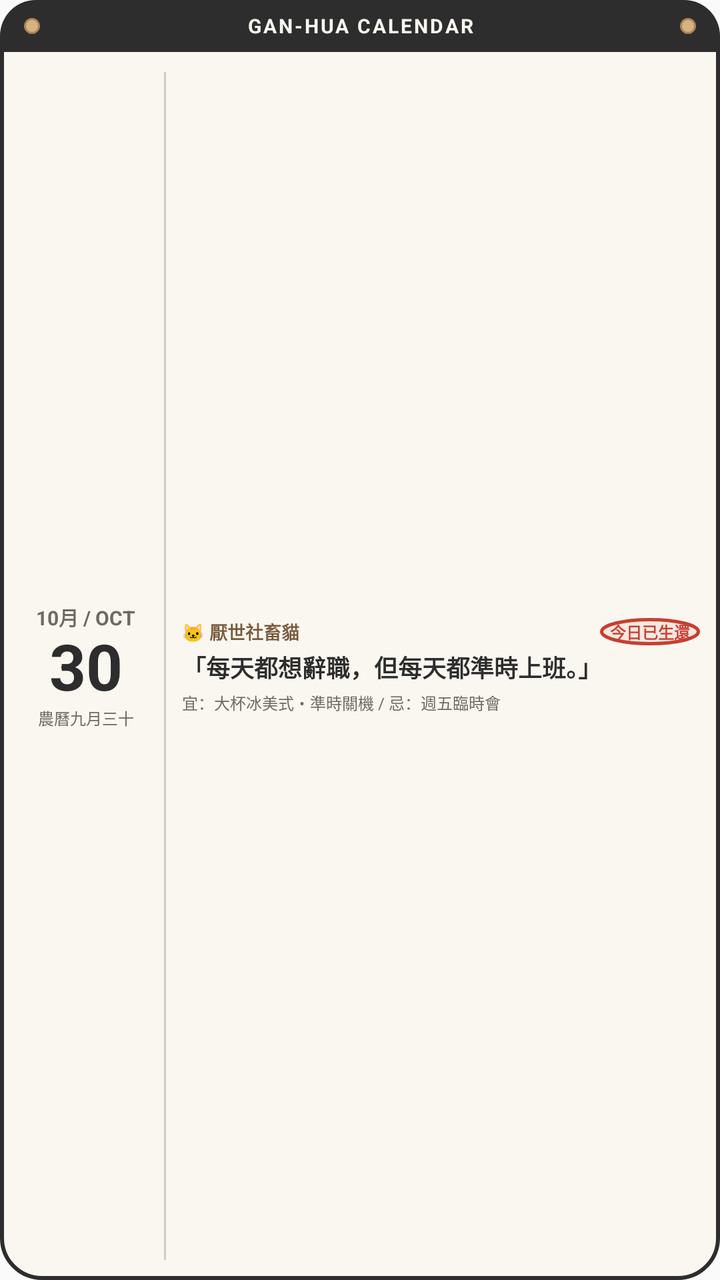
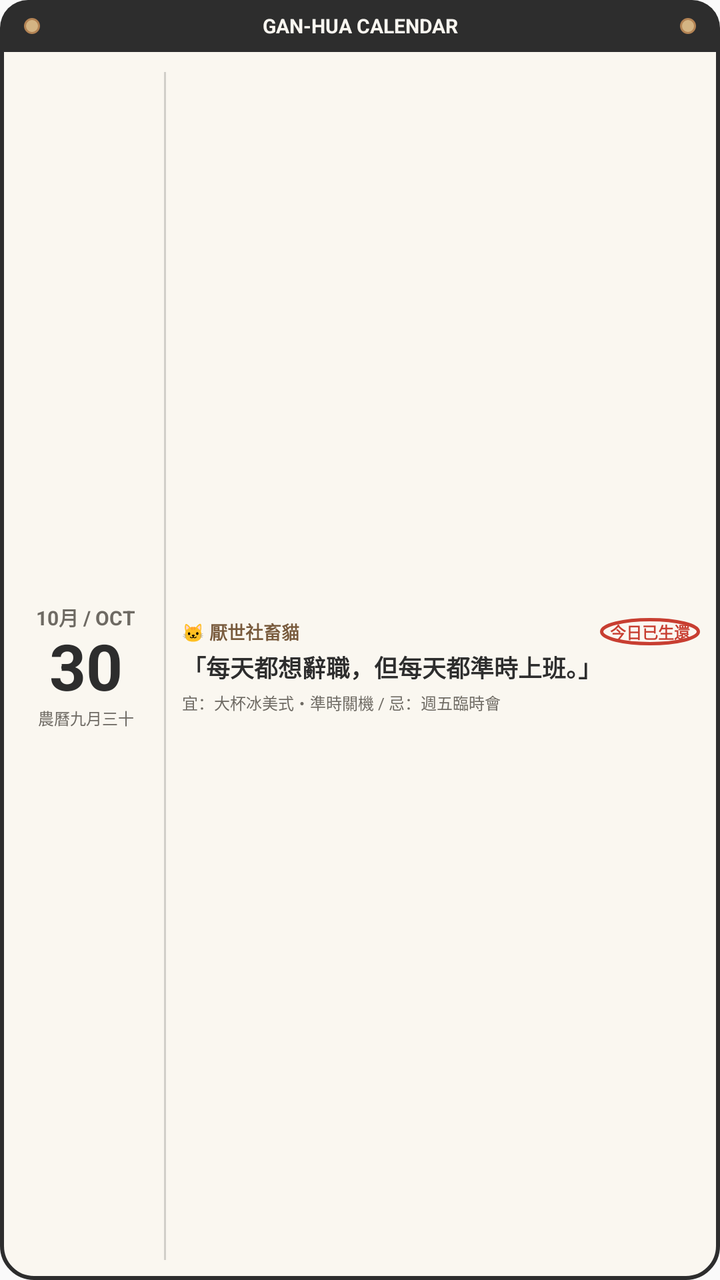

Screens rendered from an Android XML layout before and after an edit, with the pre-edit source and the edit as a unified diff.
<!-- AndroidManifest.xml: application theme AppTheme -->
<!-- res/layout/widget_ganhua_desk_calendar.xml -->
<?xml version="1.0" encoding="utf-8"?>
<LinearLayout xmlns:android="http://schemas.android.com/apk/res/android"
    android:id="@+id/widget_root"
    android:layout_width="match_parent"
    android:layout_height="match_parent"
    android:orientation="vertical"
    android:background="@drawable/widget_calendar_bg">

    
    <LinearLayout
        android:layout_width="match_parent"
        android:layout_height="26dp"
        android:background="@drawable/widget_binder_header"
        android:orientation="horizontal"
        android:gravity="center_vertical"
        android:paddingLeft="12dp"
        android:paddingRight="12dp">

        <View
            android:layout_width="8dp"
            android:layout_height="8dp"
            android:background="@drawable/widget_rivet" />

        <TextView
            android:id="@+id/tv_widget_title"
            android:layout_width="0dp"
            android:layout_height="wrap_content"
            android:layout_weight="1"
            android:gravity="center"
            android:text="GAN-HUA CALENDAR"
            android:textColor="#F9F6F0"
            android:textSize="10sp"
            android:textStyle="bold"
            android:letterSpacing="0.1" />

        <View
            android:layout_width="8dp"
            android:layout_height="8dp"
            android:background="@drawable/widget_rivet" />
    </LinearLayout>

    
    <LinearLayout
        android:layout_width="match_parent"
        android:layout_height="0dp"
        android:layout_weight="1"
        android:orientation="horizontal"
        android:gravity="center_vertical"
        android:padding="10dp">

        
        <LinearLayout
            android:layout_width="72dp"
            android:layout_height="wrap_content"
            android:orientation="vertical"
            android:gravity="center"
            android:paddingRight="6dp">

            <TextView
                android:id="@+id/tv_widget_month"
                android:layout_width="wrap_content"
                android:layout_height="wrap_content"
                android:text="10月 / OCT"
                android:textColor="#6E6A63"
                android:textSize="10sp"
                android:textStyle="bold" />

            <TextView
                android:id="@+id/tv_widget_day"
                android:layout_width="wrap_content"
                android:layout_height="wrap_content"
                android:text="30"
                android:textColor="#2D2D2D"
                android:textSize="32sp"
                android:textStyle="bold"
                android:includeFontPadding="false" />

            <TextView
                android:id="@+id/tv_widget_lunar"
                android:layout_width="wrap_content"
                android:layout_height="wrap_content"
                android:text="農曆九月三十"
                android:textColor="#6E6A63"
                android:textSize="8sp" />
        </LinearLayout>

        
        <View
            android:layout_width="1dp"
            android:layout_height="match_parent"
            android:background="#2D2D2D"
            android:alpha="0.2"
            android:layout_marginRight="8dp" />

        
        <LinearLayout
            android:layout_width="0dp"
            android:layout_height="wrap_content"
            android:layout_weight="1"
            android:orientation="vertical">

            
            <LinearLayout
                android:layout_width="match_parent"
                android:layout_height="wrap_content"
                android:orientation="horizontal"
                android:gravity="center_vertical"
                android:layout_marginBottom="2dp">

                <TextView
                    android:id="@+id/tv_widget_character"
                    android:layout_width="0dp"
                    android:layout_height="wrap_content"
                    android:layout_weight="1"
                    android:text="🐱 厭世社畜貓"
                    android:textColor="#785A3C"
                    android:textSize="9sp"
                    android:textStyle="bold"
                    android:maxLines="1"
                    android:ellipsize="end" />

                <TextView
                    android:id="@+id/tv_widget_seal"
                    android:layout_width="wrap_content"
                    android:layout_height="wrap_content"
                    android:background="@drawable/widget_stamp_circle"
                    android:paddingLeft="5dp"
                    android:paddingTop="1dp"
                    android:paddingRight="5dp"
                    android:paddingBottom="1dp"
                    android:text="今日已生還"
                    android:textColor="#C83E31"
                    android:textSize="8sp"
                    android:textStyle="bold" />
            </LinearLayout>

            
            <TextView
                android:id="@+id/tv_widget_quote"
                android:layout_width="match_parent"
                android:layout_height="wrap_content"
                android:text="「每天都想辭職，但每天都準時上班。」"
                android:textColor="#2D2D2D"
                android:textSize="12sp"
                android:textStyle="bold"
                android:maxLines="2"
                android:ellipsize="end" />

            
            <TextView
                android:id="@+id/tv_widget_yiji"
                android:layout_width="match_parent"
                android:layout_height="wrap_content"
                android:layout_marginTop="3dp"
                android:text="宜：大杯冰美式・準時關機 / 忌：週五臨時會"
                android:textColor="#6E6A63"
                android:textSize="8sp"
                android:maxLines="1"
                android:ellipsize="end" />
        </LinearLayout>
    </LinearLayout>
</LinearLayout>
<!-- resources referenced by this layout -->
<resources>
  <!-- drawable widget_binder_header (drawable) -->
  <?xml version="1.0" encoding="utf-8"?>
  <shape xmlns:android="http://schemas.android.com/apk/res/android"
      android:shape="rectangle">
      <solid android:color="#2D2D2D" />
      <corners
          android:topLeftRadius="18dp"
          android:topRightRadius="18dp"
          android:bottomLeftRadius="0dp"
          android:bottomRightRadius="0dp" />
  </shape>
  <!-- drawable widget_calendar_bg (drawable) -->
  <?xml version="1.0" encoding="utf-8"?>
  <shape xmlns:android="http://schemas.android.com/apk/res/android"
      android:shape="rectangle">
      <solid android:color="#FAF7F0" />
      <stroke
          android:width="2dp"
          android:color="#2D2D2D" />
      <corners android:radius="20dp" />
  </shape>
  <!-- drawable widget_rivet (drawable) -->
  <?xml version="1.0" encoding="utf-8"?>
  <shape xmlns:android="http://schemas.android.com/apk/res/android"
      android:shape="oval">
      <solid android:color="#D4B483" />
      <stroke
          android:width="1dp"
          android:color="#B38354" />
  </shape>
  <!-- drawable widget_stamp_circle (drawable) -->
  <?xml version="1.0" encoding="utf-8"?>
  <shape xmlns:android="http://schemas.android.com/apk/res/android"
      android:shape="oval">
      <stroke
          android:width="1.5dp"
          android:color="#C83E31" />
      <solid android:color="#14C83E31" />
  </shape>
  <style name="AppTheme" parent="Theme.AppCompat.Light.DarkActionBar">
          
          <item name="colorPrimary">@color/colorPrimary</item>
          <item name="colorPrimaryDark">@color/colorPrimaryDark</item>
          <item name="colorAccent">@color/colorAccent</item>
      </style>
  <color name="colorPrimary">#F9F6F0</color>
  <color name="colorPrimaryDark">#FAF7F0</color>
  <color name="colorAccent">#C83E31</color>
</resources>

<!-- the commit's change to res/layout/widget_ganhua_desk_calendar.xml (unified diff, before → after) -->
@@ -28,10 +28,9 @@
             android:layout_weight="1"
             android:gravity="center"
             android:text="GAN-HUA CALENDAR"
-            android:textColor="#F9F6F0"
+            android:textColor="@color/widget_header_text"
             android:textSize="10sp"
-            android:textStyle="bold"
-            android:letterSpacing="0.1" />
+            android:textStyle="bold" />
 
         <View
             android:layout_width="8dp"
@@ -61,7 +60,7 @@
                 android:layout_width="wrap_content"
                 android:layout_height="wrap_content"
                 android:text="10月 / OCT"
-                android:textColor="#6E6A63"
+                android:textColor="@color/widget_text_muted"
                 android:textSize="10sp"
                 android:textStyle="bold" />
 
@@ -70,7 +69,7 @@
                 android:layout_width="wrap_content"
                 android:layout_height="wrap_content"
                 android:text="30"
-                android:textColor="#2D2D2D"
+                android:textColor="@color/widget_text_title"
                 android:textSize="32sp"
                 android:textStyle="bold"
                 android:includeFontPadding="false" />
@@ -80,7 +79,7 @@
                 android:layout_width="wrap_content"
                 android:layout_height="wrap_content"
                 android:text="農曆九月三十"
-                android:textColor="#6E6A63"
+                android:textColor="@color/widget_text_muted"
                 android:textSize="8sp" />
         </LinearLayout>
 
@@ -88,8 +87,7 @@
         <View
             android:layout_width="1dp"
             android:layout_height="match_parent"
-            android:background="#2D2D2D"
-            android:alpha="0.2"
+            android:background="@color/widget_divider_color"
             android:layout_marginRight="8dp" />
 
         
@@ -113,7 +111,7 @@
                     android:layout_height="wrap_content"
                     android:layout_weight="1"
                     android:text="🐱 厭世社畜貓"
-                    android:textColor="#785A3C"
+                    android:textColor="@color/widget_text_badge"
                     android:textSize="9sp"
                     android:textStyle="bold"
                     android:maxLines="1"
@@ -129,7 +127,7 @@
                     android:paddingRight="5dp"
                     android:paddingBottom="1dp"
                     android:text="今日已生還"
-                    android:textColor="#C83E31"
+                    android:textColor="@color/widget_seal_red"
                     android:textSize="8sp"
                     android:textStyle="bold" />
             </LinearLayout>
@@ -140,7 +138,7 @@
                 android:layout_width="match_parent"
                 android:layout_height="wrap_content"
                 android:text="「每天都想辭職，但每天都準時上班。」"
-                android:textColor="#2D2D2D"
+                android:textColor="@color/widget_text_title"
                 android:textSize="12sp"
                 android:textStyle="bold"
                 android:maxLines="2"
@@ -153,7 +151,7 @@
                 android:layout_height="wrap_content"
                 android:layout_marginTop="3dp"
                 android:text="宜：大杯冰美式・準時關機 / 忌：週五臨時會"
-                android:textColor="#6E6A63"
+                android:textColor="@color/widget_text_muted"
                 android:textSize="8sp"
                 android:maxLines="1"
                 android:ellipsize="end" />
<!-- resource entries referenced after the edit -->
@@ -1,13 +1,19 @@
 <!-- resources referenced by this layout -->
 <resources>
+  <color name="widget_divider_color">#332D2D2D</color>
+  <color name="widget_header_text">#F9F6F0</color>
+  <color name="widget_seal_red">#C83E31</color>
+  <color name="widget_text_badge">#785A3C</color>
+  <color name="widget_text_muted">#6E6A63</color>
+  <color name="widget_text_title">#2D2D2D</color>
   <!-- drawable widget_binder_header (drawable) -->
   <?xml version="1.0" encoding="utf-8"?>
   <shape xmlns:android="http://schemas.android.com/apk/res/android"
       android:shape="rectangle">
-      <solid android:color="#2D2D2D" />
+      <solid android:color="@color/widget_header_bg" />
       <corners
-          android:topLeftRadius="18dp"
-          android:topRightRadius="18dp"
+          android:topLeftRadius="14dp"
+          android:topRightRadius="14dp"
           android:bottomLeftRadius="0dp"
           android:bottomRightRadius="0dp" />
   </shape>
@@ -15,20 +21,20 @@
   <?xml version="1.0" encoding="utf-8"?>
   <shape xmlns:android="http://schemas.android.com/apk/res/android"
       android:shape="rectangle">
-      <solid android:color="#FAF7F0" />
+      <solid android:color="@color/widget_card_bg" />
+      <corners android:radius="16dp" />
       <stroke
           android:width="2dp"
-          android:color="#2D2D2D" />
-      <corners android:radius="20dp" />
+          android:color="@color/widget_card_border" />
   </shape>
   <!-- drawable widget_rivet (drawable) -->
   <?xml version="1.0" encoding="utf-8"?>
   <shape xmlns:android="http://schemas.android.com/apk/res/android"
       android:shape="oval">
-      <solid android:color="#D4B483" />
+      <solid android:color="@color/widget_rivet_color" />
       <stroke
           android:width="1dp"
-          android:color="#B38354" />
+          android:color="@color/widget_rivet_border" />
   </shape>
   <!-- drawable widget_stamp_circle (drawable) -->
   <?xml version="1.0" encoding="utf-8"?>
@@ -36,8 +42,8 @@
       android:shape="oval">
       <stroke
           android:width="1.5dp"
-          android:color="#C83E31" />
-      <solid android:color="#14C83E31" />
+          android:color="@color/widget_seal_red" />
+      <solid android:color="@color/widget_seal_bg" />
   </shape>
   <style name="AppTheme" parent="Theme.AppCompat.Light.DarkActionBar">
           
@@ -45,6 +51,12 @@
           <item name="colorPrimaryDark">@color/colorPrimaryDark</item>
           <item name="colorAccent">@color/colorAccent</item>
       </style>
+  <color name="widget_header_bg">#2D2D2D</color>
+  <color name="widget_card_bg">#FAF7F0</color>
+  <color name="widget_card_border">#2D2D2D</color>
+  <color name="widget_rivet_color">#D4B483</color>
+  <color name="widget_rivet_border">#B38354</color>
+  <color name="widget_seal_bg">#1FF9F6F0</color>
   <color name="colorPrimary">#F9F6F0</color>
   <color name="colorPrimaryDark">#FAF7F0</color>
   <color name="colorAccent">#C83E31</color>
